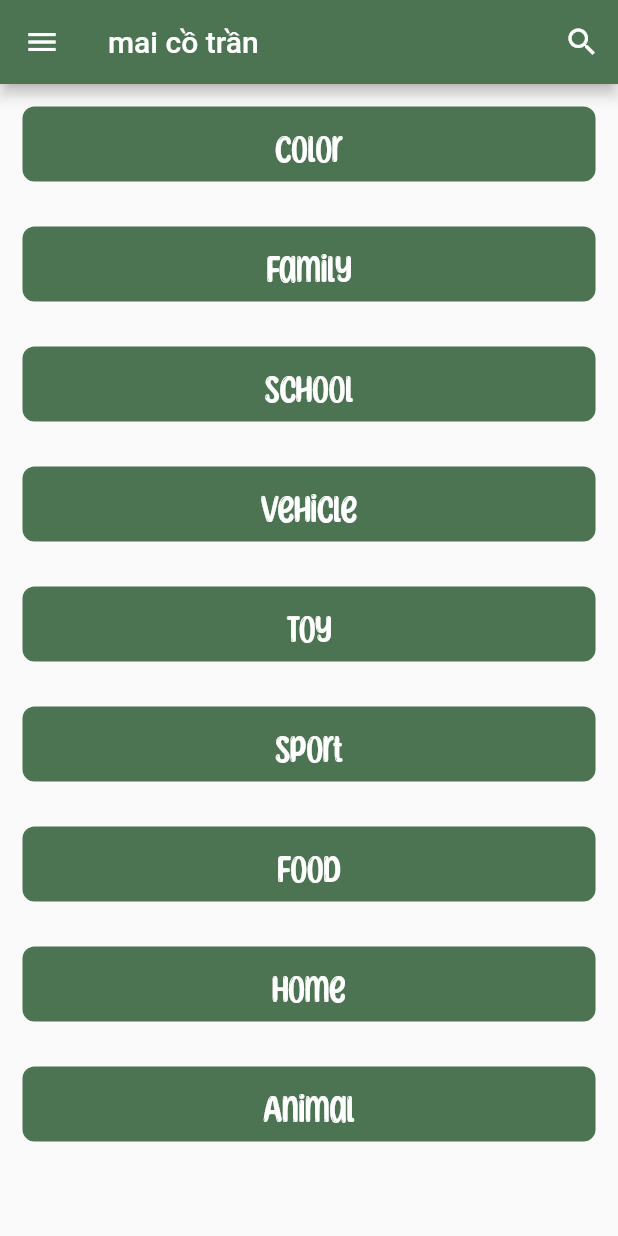
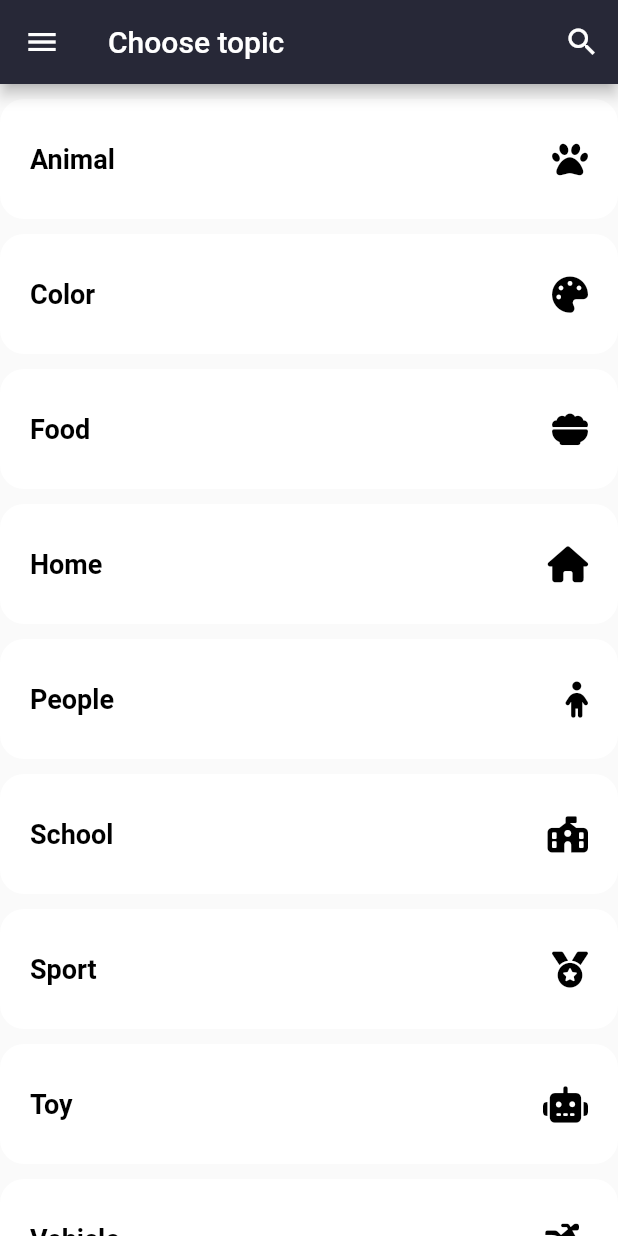
Before and after one commit to quinton2k/english-learning-for-children, a Flutter app: the LandingPage screen opened directly, on a phone screen of 412 x 824 dp. Run offline on Flutter 3.47's test engine with Material 2 defaults, Android fonts, the phone set to English and light mode, and no system bars; our stand-ins replace audioplayers, font_awesome_flutter, just_audio, rflutter_alert; missing offline and left inert: word_search; Roboto replaces fonts that are missing (Manrope).

Commit message:
UI for landing_page + topic_page

```diff
--- a/lib/main.dart
+++ b/lib/main.dart
@@ -3,6 +3,7 @@ import 'package:flutter/material.dart';
 import 'package:learning_english/games/drag_n_drop.dart';
 import 'package:learning_english/games/true_false_questions.dart';
 import 'package:learning_english/games/word_find_puzzle.dart';
+import 'package:learning_english/screens/landing_page.dart';
 import 'package:learning_english/screens/sidebar.dart';
 import 'package:learning_english/screens/topic_page.dart';
 import 'package:learning_english/screens/topic_vocabularies.dart';
@@ -13,7 +14,7 @@ void main() {
     const MaterialApp(
       debugShowCheckedModeBanner: false,
       home: Scaffold(
-        body: TopicPage(),
+        body: LandingPage(),
       ),
     ),
   );
--- a/lib/screens/landing_page.dart
+++ b/lib/screens/landing_page.dart
@@ -1,59 +1,79 @@
 import 'package:flutter/material.dart';
 import 'package:learning_english/noglow_behaviour.dart';
 import 'package:learning_english/screens/sidebar.dart';
+import 'package:font_awesome_flutter/font_awesome_flutter.dart';
 
 class LandingPage extends StatelessWidget {
   const LandingPage({Key? key}) : super(key: key);
 
-  Widget topicSection(String topicName) {
-    return Container(
-      height: 50,
-      margin: const EdgeInsets.all(15.0),
-      padding: const EdgeInsets.all(3.0),
-      decoration: BoxDecoration(
-        borderRadius: BorderRadius.circular(8.0),
-        color: const Color(0xff4C7352),
-        border: Border.all(
-          color: const Color(0xff4C7352),
+  GestureDetector topicButton(String title, IconData icon, double width) {
+    return GestureDetector(
+      child: Container(
+        decoration: BoxDecoration(
+          color: Colors.white,
+          borderRadius: BorderRadius.all(Radius.circular(16)),
         ),
+        height: 80,
+        // width: width,
+        child:
+            Row(mainAxisAlignment: MainAxisAlignment.spaceBetween, children: [
+          Padding(
+            padding: const EdgeInsets.only(left: 20.0),
+            child: Text(
+              title,
+              style: const TextStyle(
+                fontWeight: FontWeight.bold,
+                decoration: TextDecoration.none,
+                fontFamily: 'Manrope',
+                color: Colors.black,
+                fontSize: 18.0,
+              ),
+            ),
+          ),
+          Padding(
+            padding: const EdgeInsets.all(20.0),
+            child: FaIcon(
+              icon,
+              color: Colors.black,
+            ),
+          ),
+        ]),
       ),
-      child: TextButton(
-          onPressed: () {},
-          child: Text(
-            topicName,
-            style: const TextStyle(
-                color: Colors.white, fontSize: 28, fontFamily: 'SunnySpells'),
-                //TODO: Find a new font
-          )),
     );
   }
 
-  List<Widget> listViewUI() {
+  List<Widget> listViewUI(double width) {
     var result = <Widget>[];
-    List<String> topics = [
-      "Color",
-      "Family",
-      "School",
-      "Vehicle",
-      "Toy",
-      "Sport",
-      "Food",
-      "Home",
-      "Animal"
-    ];
-    for (int i = 0; i < topics.length; i++) {
-      result.add(topicSection(topics[i]));
-    }
+    var topics = {
+      'Animal': FontAwesomeIcons.paw,
+      'Color': FontAwesomeIcons.palette,
+      'Food': FontAwesomeIcons.bowlFood,
+      'Home': FontAwesomeIcons.house,
+      'People': FontAwesomeIcons.child,
+      'School': FontAwesomeIcons.schoolFlag,
+      'Sport': FontAwesomeIcons.medal,
+      'Toy': FontAwesomeIcons.robot,
+      'Vehicle': FontAwesomeIcons.motorcycle,
+      'Verb': FontAwesomeIcons.personRunning
+    };
+
+    result.add(const SizedBox(height: 10));
+    topics.forEach((key, value) {
+      result.add(topicButton(key, value, width));
+      result.add(const SizedBox(height: 10));
+    });
+
     return result;
   }
 
   @override
   Widget build(BuildContext context) {
+    double width = MediaQuery.of(context).size.width / 2;
     return Scaffold(
       drawer: const Sidebar(),
       appBar: AppBar(
-        title: const Text('mai cồ trần'),
-        backgroundColor: const Color(0xff4C7352),
+        title: const Text('Choose topic'),
+        backgroundColor: const Color(0xff272837),
         actions: <Widget>[
           IconButton(
             icon: const Icon(Icons.search),
@@ -63,7 +83,9 @@ class LandingPage extends StatelessWidget {
       ),
       body: ScrollConfiguration(
         behavior: NoGlowBehaviour(),
-        child: ListView(children: listViewUI()),
+        child: Container(
+            // color: Colors.red[300],
+            child: ListView(children: listViewUI(width))),
       ),
     );
   }
--- a/lib/screens/topic_page.dart
+++ b/lib/screens/topic_page.dart
@@ -11,14 +11,14 @@ class TopicPage extends StatelessWidget {
       child: Container(
         decoration: BoxDecoration(
           color: color,
-          borderRadius: BorderRadius.all(Radius.circular(16)),
+          borderRadius: const BorderRadius.all(Radius.circular(16)),
         ),
         width: width,
         child: Row(
           mainAxisAlignment: MainAxisAlignment.spaceBetween,
           children: [
             Padding(
-              padding: const EdgeInsets.only(left: 22.0),
+              padding: const EdgeInsets.only(left: 20.0),
               child: Column(
                 crossAxisAlignment: CrossAxisAlignment.start,
                 children: [
@@ -49,7 +49,7 @@ class TopicPage extends StatelessWidget {
               ),
             ),
             Padding(
-              padding: const EdgeInsets.symmetric(horizontal: 30, vertical: 18),
+              padding: const EdgeInsets.all(20.0),
               child: FaIcon(
                 icon,
                 color: Colors.white,
```
